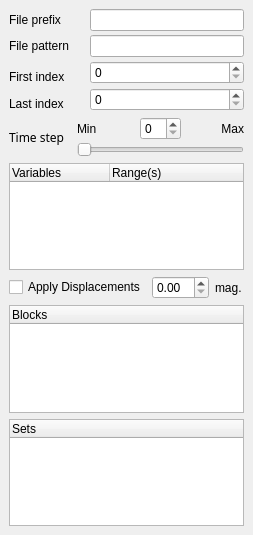
The window that Qt/Components/Resources/UI/pqExodusPanel.ui (wildmichael/ParaView3-enhancements-old) describes before a commit, drawn with Qt 5.
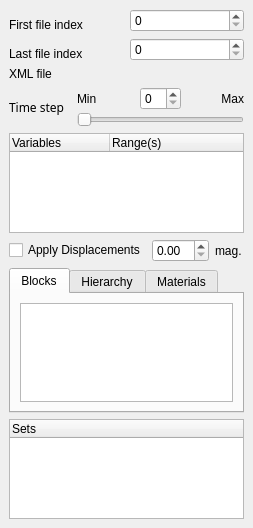
The same window after the commit. Custom widgets are drawn as their Qt base class.

Commit message: ENH:  Add Material and Hierarchy selections in the Exodus panel.       Add field for selecting exodus xml file.  Bug tracker #3408.

```diff
--- a/Qt/Components/Resources/UI/pqExodusPanel.ui
+++ b/Qt/Components/Resources/UI/pqExodusPanel.ui
@@ -9,7 +9,7 @@
     <x>0</x>
     <y>0</y>
     <width>253</width>
-    <height>535</height>
+    <height>528</height>
    </rect>
   </property>
   <property name="sizePolicy" >
@@ -36,61 +36,47 @@
       <number>0</number>
      </property>
      <property name="spacing" >
-      <number>4</number>
+      <number>6</number>
      </property>
-     <item row="2" column="1" colspan="2" >
-      <widget class="QSpinBox" name="FileRange_0" />
-     </item>
-     <item rowspan="2" row="3" column="1" colspan="2" >
+     <item rowspan="2" row="1" column="1" >
       <widget class="QSpinBox" name="FileRange_1" />
      </item>
-     <item row="4" column="0" >
+     <item row="0" column="1" >
+      <widget class="QSpinBox" name="FileRange_0" />
+     </item>
+     <item row="2" column="0" >
       <widget class="QLabel" name="label" >
        <property name="text" >
-        <string>Last index</string>
+        <string>Last file index</string>
        </property>
       </widget>
      </item>
-     <item row="1" column="0" >
-      <widget class="QLabel" name="label_6" >
-       <property name="text" >
-        <string>File pattern</string>
-       </property>
-      </widget>
-     </item>
-     <item rowspan="2" row="2" column="0" >
+     <item rowspan="2" row="0" column="0" >
       <widget class="QLabel" name="label_3" >
        <property name="text" >
-        <string>First index</string>
+        <string>First file index</string>
        </property>
       </widget>
      </item>
-     <item row="1" column="1" colspan="2" >
-      <widget class="QLineEdit" name="FilePattern" >
-       <property name="enabled" >
-        <bool>true</bool>
-       </property>
-       <property name="readOnly" >
-        <bool>true</bool>
-       </property>
-      </widget>
-     </item>
-     <item row="0" column="0" >
+    </layout>
+   </item>
+   <item>
+    <layout class="QHBoxLayout" >
+     <property name="margin" >
+      <number>0</number>
+     </property>
+     <property name="spacing" >
+      <number>6</number>
+     </property>
+     <item>
       <widget class="QLabel" name="label_4" >
        <property name="text" >
-        <string>File prefix</string>
+        <string>XML file</string>
        </property>
       </widget>
      </item>
-     <item row="0" column="1" colspan="2" >
-      <widget class="QLineEdit" name="FilePrefix" >
-       <property name="enabled" >
-        <bool>true</bool>
-       </property>
-       <property name="readOnly" >
-        <bool>true</bool>
-       </property>
-      </widget>
+     <item>
+      <widget class="pqFileChooserWidget" name="XMLFileName" />
      </item>
     </layout>
    </item>
@@ -243,21 +229,65 @@
     </layout>
    </item>
    <item>
-    <widget class="QTreeWidget" name="BlockArrayStatus" >
-     <property name="minimumSize" >
-      <size>
-       <width>0</width>
-       <height>100</height>
-      </size>
+    <widget class="QTabWidget" name="DisplayType" >
+     <property name="currentIndex" >
+      <number>0</number>
      </property>
-     <property name="rootIsDecorated" >
-      <bool>false</bool>
-     </property>
-     <column>
-      <property name="text" >
+     <widget class="QWidget" name="tab_3" >
+      <attribute name="title" >
        <string>Blocks</string>
-      </property>
-     </column>
+      </attribute>
+      <layout class="QGridLayout" >
+       <property name="margin" >
+        <number>9</number>
+       </property>
+       <property name="spacing" >
+        <number>6</number>
+       </property>
+       <item row="0" column="0" >
+        <widget class="QListWidget" name="BlockArrayStatus" >
+         <property name="minimumSize" >
+          <size>
+           <width>0</width>
+           <height>5</height>
+          </size>
+         </property>
+        </widget>
+       </item>
+      </layout>
+     </widget>
+     <widget class="QWidget" name="tab" >
+      <attribute name="title" >
+       <string>Hierarchy</string>
+      </attribute>
+      <layout class="QGridLayout" >
+       <property name="margin" >
+        <number>9</number>
+       </property>
+       <property name="spacing" >
+        <number>6</number>
+       </property>
+       <item row="0" column="0" >
+        <widget class="QListWidget" name="HierarchyArrayStatus" />
+       </item>
+      </layout>
+     </widget>
+     <widget class="QWidget" name="tab_2" >
+      <attribute name="title" >
+       <string>Materials</string>
+      </attribute>
+      <layout class="QGridLayout" >
+       <property name="margin" >
+        <number>9</number>
+       </property>
+       <property name="spacing" >
+        <number>6</number>
+       </property>
+       <item row="0" column="0" >
+        <widget class="QListWidget" name="MaterialArrayStatus" />
+       </item>
+      </layout>
+     </widget>
     </widget>
    </item>
    <item>
@@ -281,6 +311,15 @@
   </layout>
  </widget>
  <pixmapfunction></pixmapfunction>
+ <customwidgets>
+  <customwidget>
+   <class>pqFileChooserWidget</class>
+   <extends>QWidget</extends>
+   <header>pqFileChooserWidget.h</header>
+   <container>0</container>
+   <pixmap></pixmap>
+  </customwidget>
+ </customwidgets>
  <resources/>
  <connections/>
 </ui>
```
Left out of the diff: 3 changed lines with no effect on the pictures. The commit also changes 5 other files.
